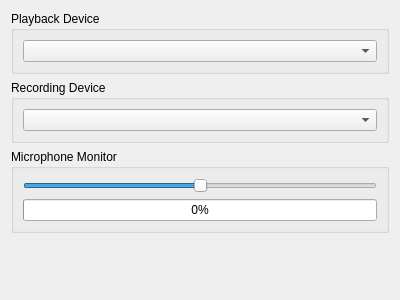
Capsize-Games/airunner, file src/airunner/gui/widgets/sound_settings/templates/sound_settings.ui: the form before one commit.
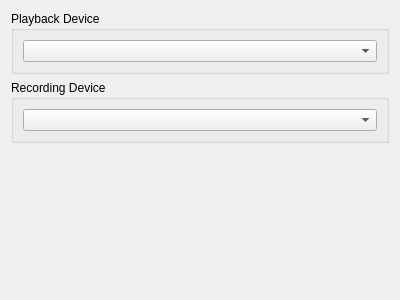
The form after the commit.

```diff
--- a/src/airunner/gui/widgets/sound_settings/templates/sound_settings.ui
+++ b/src/airunner/gui/widgets/sound_settings/templates/sound_settings.ui
@@ -35,44 +35,6 @@
      </layout>
     </widget>
    </item>
-   <item>
-    <widget class="QGroupBox" name="microphoneMonitorGroup">
-     <property name="title">
-      <string>Microphone Monitor</string>
-     </property>
-     <layout class="QVBoxLayout" name="microphoneMonitorLayout">
-      <item>
-       <widget class="QSlider" name="inputLevelSlider">
-        <property name="orientation">
-         <enum>Qt::Horizontal</enum>
-        </property>
-        <property name="minimum">
-         <number>0</number>
-        </property>
-        <property name="maximum">
-         <number>100</number>
-        </property>
-        <property name="value">
-         <number>50</number>
-        </property>
-       </widget>
-      </item>
-      <item>
-       <widget class="QProgressBar" name="microphoneLevelBar">
-        <property name="minimum">
-         <number>0</number>
-        </property>
-        <property name="maximum">
-         <number>100</number>
-        </property>
-        <property name="value">
-         <number>0</number>
-        </property>
-       </widget>
-      </item>
-     </layout>
-    </widget>
-   </item>
    <item>
     <spacer name="verticalSpacer">
      <property name="orientation">
```
